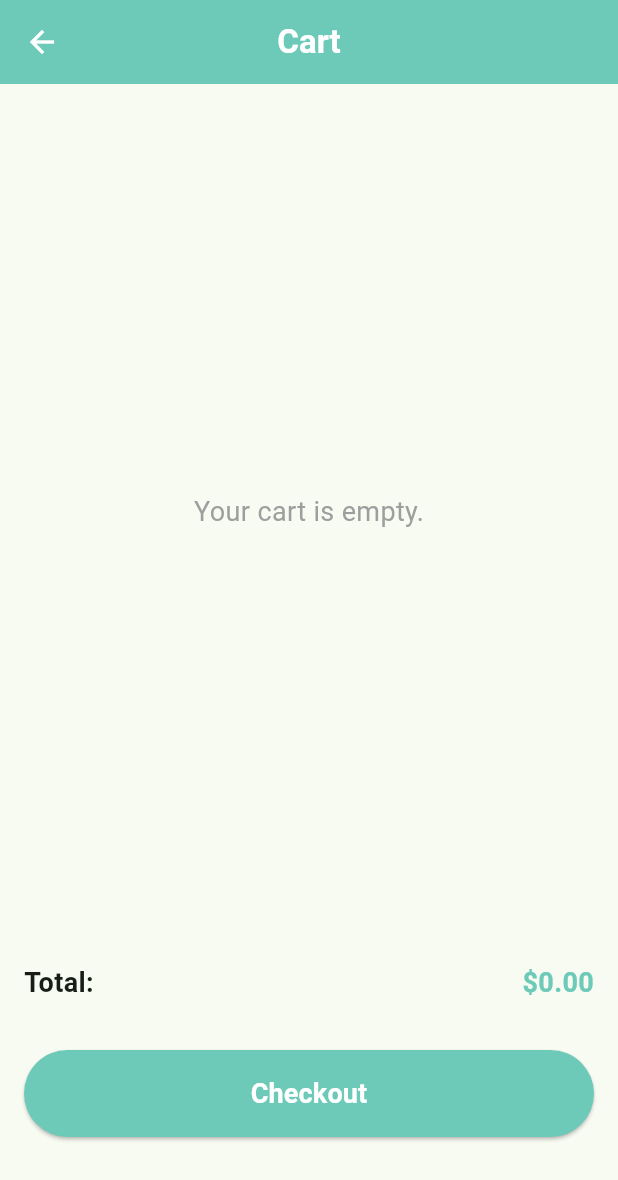
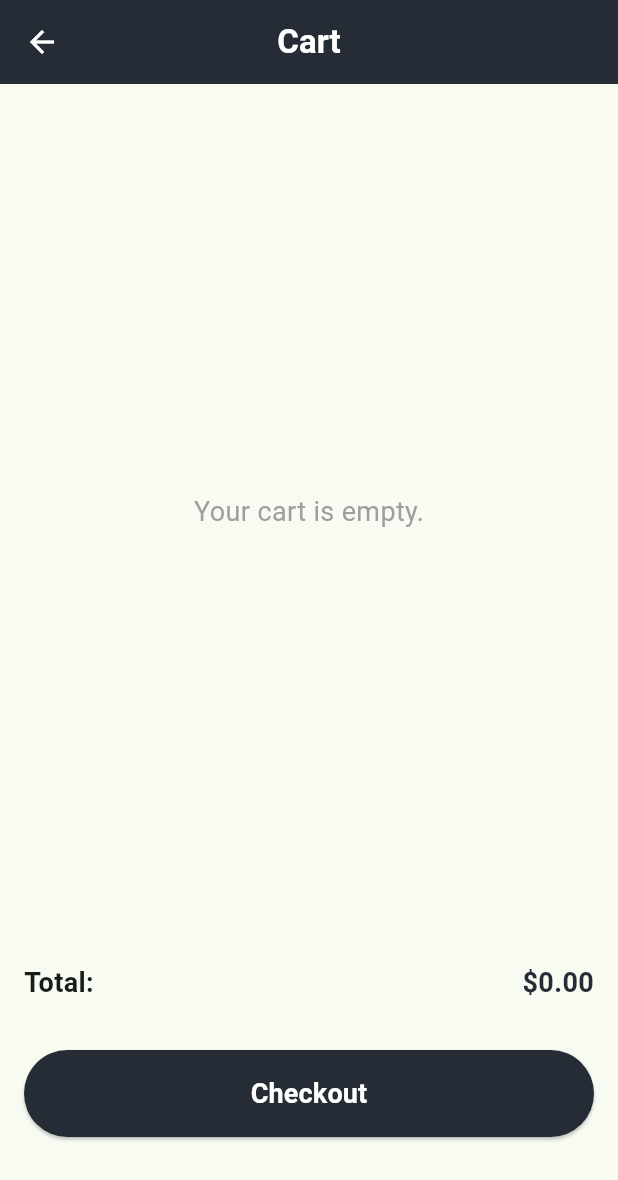
Before and after one commit to kawsar-ahmmed-hridoy/BanglaMart, a Flutter app: the MainScreen screen opened by its route, item 2 of the bottom bar chosen, after a tap on the "shopping cart" icon, on a phone screen of 412 x 824 dp. Shown: the top 1180 px of the screen. Run offline on Flutter 3.47's test engine with Material 3 defaults, Android fonts, the phone set to English and light mode, and no system bars; our stand-ins replace cloud_firestore, curved_navigation_bar, firebase_auth, firebase_core, flutter_riverpod, geocoding and 4 more; accounts and stored records are empty; Roboto replaces fonts that are missing (Kalpurush).

Commit message:
simple modification

```diff
--- a/shilpo_sathi/lib/Account/AccountPage.dart
+++ b/shilpo_sathi/lib/Account/AccountPage.dart
@@ -57,7 +57,7 @@ class _AccountPageState extends State<AccountPage> {
     return Scaffold(
       appBar: AppBar(
         title: Text('Account'),
-        backgroundColor: Color(0xFF6ECAB8),
+        backgroundColor: Color(0xFF252C35),
       ),
       body: isLoading
           ? Center(child: CircularProgressIndicator())
--- a/shilpo_sathi/lib/Cart/CartPage.dart
+++ b/shilpo_sathi/lib/Cart/CartPage.dart
@@ -10,7 +10,7 @@ class CartPage extends ConsumerWidget {
 
     return Scaffold(
       appBar: AppBar(
-        backgroundColor: const Color(0xFF6ECAB8),
+        backgroundColor: const Color(0xFF252C35),
         title: const Text(
           'Cart',
           style: TextStyle(color: Colors.white, fontWeight: FontWeight.bold),
@@ -81,7 +81,7 @@ class CartPage extends ConsumerWidget {
                   style: const TextStyle(
                     fontSize: 18,
                     fontWeight: FontWeight.bold,
-                    color: Color(0xFF6ECAB8),
+                    color: Color(0xFF252C35),
                   ),
                 ),
               ],
@@ -93,7 +93,7 @@ class CartPage extends ConsumerWidget {
               width: double.infinity,
               child: ElevatedButton(
                 style: ElevatedButton.styleFrom(
-                  backgroundColor: const Color(0xFF6ECAB8),
+                  backgroundColor: const Color(0xFF252C35),
                   padding: const EdgeInsets.symmetric(vertical: 16),
                 ),
                 onPressed: () {},
--- a/shilpo_sathi/lib/Homepage/HomePage.dart
+++ b/shilpo_sathi/lib/Homepage/HomePage.dart
@@ -50,7 +50,7 @@ class _HomePageState extends State<HomePage> {
 
   PreferredSizeWidget _buildAppBar(BuildContext context) {
     return AppBar(
-      backgroundColor: Color(0xFF6ECAB8),
+      backgroundColor: Color(0xFF252C35),
       title: Text(
         "Shilpo Sathi",
         style: TextStyle(color: Colors.white, fontSize: 20, fontWeight: FontWeight.bold),
--- a/shilpo_sathi/lib/MainScreen.dart
+++ b/shilpo_sathi/lib/MainScreen.dart
@@ -13,7 +13,7 @@ class MainScreen extends StatefulWidget {
 class _MainScreenState extends State<MainScreen> {
   int _currentIndex = 0;
   //final Color primaryColor = Color(0xFF26547D);
-  final Color primaryColor = Color(0xFF6ECAB8);
+  final Color primaryColor = Color(0xFF252C35);
   final List<Widget> _pages = [
     HomePage(),
     MarketplacePage(),
--- a/shilpo_sathi/lib/Marketplace/MarketplacePage.dart
+++ b/shilpo_sathi/lib/Marketplace/MarketplacePage.dart
@@ -40,7 +40,7 @@ class MarketplacePage extends ConsumerWidget {
 
     return Scaffold(
       appBar: AppBar(
-        backgroundColor: Color(0xFF6ECAB8),
+        backgroundColor: Color(0xFF252C35),
         title: Text('Marketplace', style: TextStyle(color: Colors.white, fontWeight: FontWeight.bold)),
         centerTitle: true,
         actions: [
@@ -127,7 +127,7 @@ class MarketplacePage extends ConsumerWidget {
       floatingActionButton: Padding(
         padding: EdgeInsets.only(bottom: 50),
         child: FloatingActionButton(
-          backgroundColor: Color(0xFF6ECAB8),
+          backgroundColor: Color(0xFF252C35),
           onPressed: () {
             Navigator.push(
               context,
```
